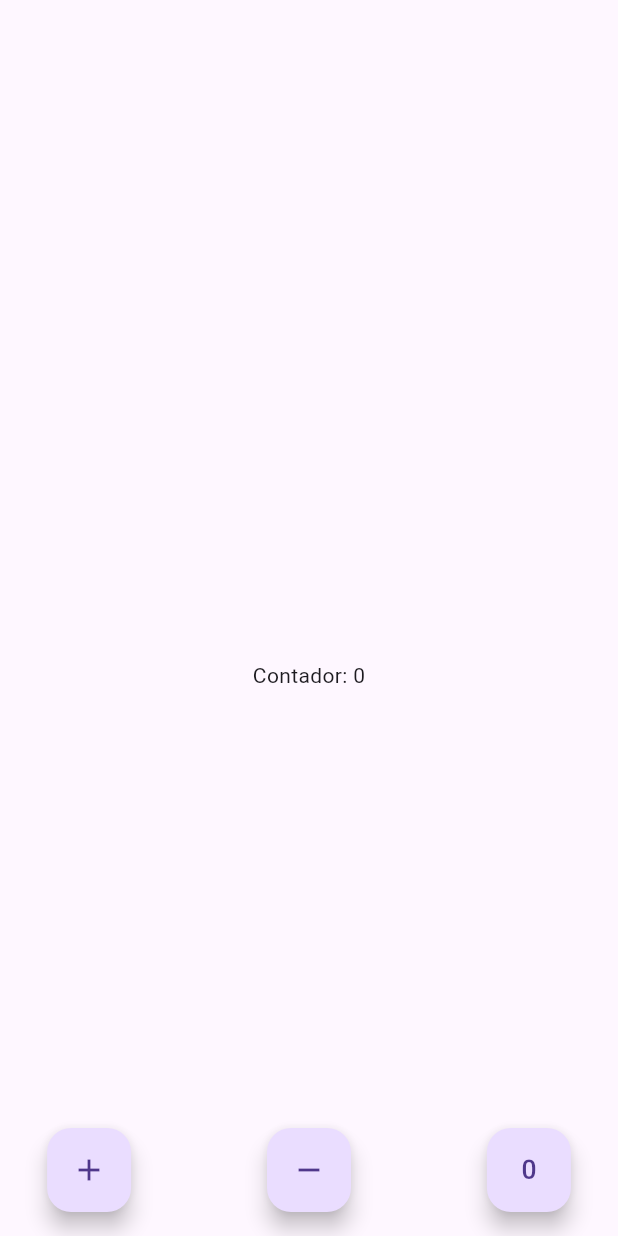
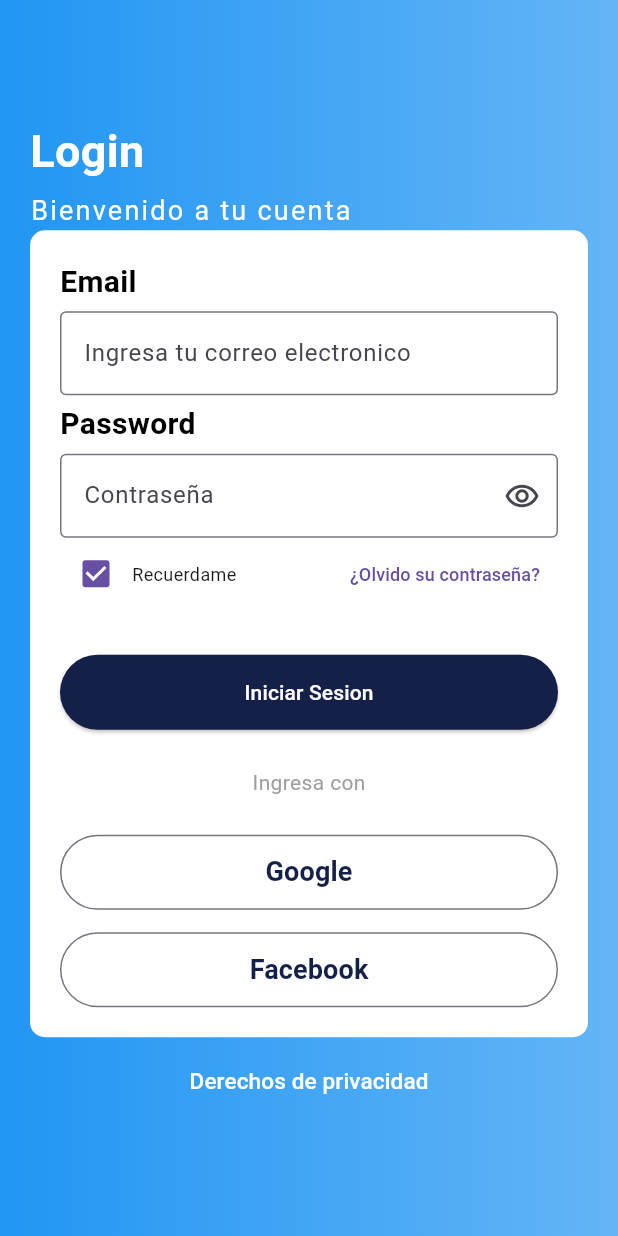
Before and after one commit to RickMMC/counter_test1, a Flutter app: the screen it shows after launch, on a phone screen of 412 x 824 dp. Run offline on Flutter 3.47's test engine with Material 3 defaults, Android fonts, the phone set to English and light mode, and no system bars.

Commit message:
pantalla login

```diff
--- a/lib/main.dart
+++ b/lib/main.dart
@@ -1,4 +1,5 @@
 import 'package:counter_test/pages/home_page.dart';
+import 'package:counter_test/pages/login_page.dart';
 import 'package:flutter/material.dart';
 
 void main() => runApp(const MyApp());
@@ -10,7 +11,7 @@ class MyApp extends StatelessWidget {
   Widget build(BuildContext context) {
     return const MaterialApp(
       title: 'Material App',
-      home: HomePage(),
+      home: LoginPage(),
     );
   }
 }
--- a/lib/pages/home_page.dart
+++ b/lib/pages/home_page.dart
@@ -15,13 +15,13 @@ class _HomePageState extends State<HomePage> {
     return Scaffold(
       appBar: AppBar(
         centerTitle: true,
-        title: const Text(""),
+        title: const Text("Ricardo Magaña Calva"),
       ),
       body: Center(
           child: Column(
         mainAxisAlignment: MainAxisAlignment.center,
         children: [
-          const Text(''),
+          const Text('Hola desde pages'),
           Text("Contador: $cont"),
         ],
       )),
@@ -32,26 +32,26 @@ class _HomePageState extends State<HomePage> {
 
   Widget _crearBotones() {
     return Padding(
-      padding: EdgeInsets.symmetric(horizontal: 10),
+      padding: const EdgeInsets.symmetric(horizontal: 10),
       child: Row(
         mainAxisAlignment: MainAxisAlignment.spaceAround,
         children: [
           FloatingActionButton(
-            child: Icon(Icons.add),
+            child: const Icon(Icons.add),
             onPressed: () => _sumar(),
           ),
           const SizedBox(
             width: 5,
           ),
           FloatingActionButton(
-            child: Icon(Icons.remove),
+            child: const Icon(Icons.remove),
             onPressed: () => _restart(),
           ),
           const SizedBox(
             width: 5,
           ),
           FloatingActionButton(
-            child: Icon(Icons.exposure_zero),
+            child: const Icon(Icons.exposure_zero),
             onPressed: () => _reset(),
           ),
         ],
--- /dev/null
+++ b/lib/pages/login_page.dart
@@ -0,0 +1,300 @@
+import 'package:flutter/material.dart';
+
+class LoginPage extends StatefulWidget {
+  const LoginPage({super.key});
+
+  @override
+  State<LoginPage> createState() => _LoginPageState();
+}
+
+class _LoginPageState extends State<LoginPage> {
+  @override
+  Widget build(BuildContext context) {
+    return const Scaffold(
+      body: Stack(
+        children: [
+          Fondo(),
+          Contenido(),
+        ],
+      ),
+    );
+  }
+}
+
+class Fondo extends StatelessWidget {
+  const Fondo({super.key});
+
+  @override
+  Widget build(BuildContext context) {
+    return Container(
+      decoration: BoxDecoration(
+          gradient: LinearGradient(
+        colors: [Colors.blue.shade300, Colors.blue],
+        begin: Alignment.centerRight,
+        end: Alignment.centerLeft,
+      )),
+    );
+  }
+}
+
+class Contenido extends StatefulWidget {
+  const Contenido({super.key});
+
+  @override
+  State<Contenido> createState() => _ContenidoState();
+}
+
+class _ContenidoState extends State<Contenido> {
+  @override
+  Widget build(BuildContext context) {
+    return const Padding(
+      padding: EdgeInsets.symmetric(horizontal: 20),
+      child: Column(
+        mainAxisAlignment: MainAxisAlignment.center,
+        crossAxisAlignment: CrossAxisAlignment.start,
+        children: [
+          Text(
+            'Login',
+            style: TextStyle(
+              color: Colors.white,
+              fontWeight: FontWeight.bold,
+              fontSize: 30,
+            ),
+          ),
+          SizedBox(
+            height: 5,
+          ),
+          Text(
+            'Bienvenido a tu cuenta',
+            style: TextStyle(
+              color: Colors.white,
+              fontSize: 18,
+              letterSpacing: 1.5,
+            ),
+          ),
+          Datos(),
+          SizedBox(
+            height: 5,
+          ),
+          Privacidad(),
+        ],
+      ),
+    );
+  }
+}
+
+class Datos extends StatefulWidget {
+  const Datos({super.key});
+
+  @override
+  State<Datos> createState() => _DatosState();
+}
+
+class _DatosState extends State<Datos> {
+  bool showPassword = true;
+
+  @override
+  Widget build(BuildContext context) {
+    return Container(
+      padding: const EdgeInsets.all(20),
+      decoration: BoxDecoration(
+        borderRadius: BorderRadius.circular(10),
+        color: Colors.white,
+      ),
+      child: Column(
+        crossAxisAlignment: CrossAxisAlignment.start,
+        children: [
+          const Text(
+            'Email',
+            style: TextStyle(
+              color: Colors.black,
+              fontWeight: FontWeight.bold,
+              fontSize: 20,
+            ),
+          ),
+          const SizedBox(
+            height: 5,
+          ),
+          TextFormField(
+            keyboardType: TextInputType.emailAddress,
+            decoration: const InputDecoration(
+              border: OutlineInputBorder(),
+              hintText: 'Ingresa tu correo electronico',
+            ),
+          ),
+          const SizedBox(
+            height: 5,
+          ),
+          const Text(
+            'Password',
+            style: TextStyle(
+              color: Colors.black,
+              fontWeight: FontWeight.bold,
+              fontSize: 20,
+            ),
+          ),
+          const SizedBox(
+            height: 5,
+          ),
+          TextFormField(
+            obscureText: showPassword,
+            decoration: InputDecoration(
+              border: const OutlineInputBorder(),
+              hintText: 'Contraseña',
+              suffixIcon: IconButton(
+                icon: const Icon(Icons.remove_red_eye_outlined),
+                onPressed: () => {
+                  setState(() {
+                    showPassword == true
+                        ? showPassword = true
+                        : showPassword = false;
+                  }),
+                },
+              ),
+            ),
+          ),
+          const Remember(),
+          const SizedBox(
+            height: 30,
+          ),
+          const Botones(),
+        ],
+      ),
+    );
+  }
+}
+
+class Remember extends StatefulWidget {
+  const Remember({super.key});
+
+  @override
+  State<Remember> createState() => _RememberState();
+}
+
+class _RememberState extends State<Remember> {
+  bool ischecked = true;
+
+  @override
+  Widget build(BuildContext context) {
+    return Row(
+      children: [
+        Checkbox(
+            value: ischecked,
+            onChanged: (value) => {
+                  setState(() => ischecked == false
+                      ? ischecked = true
+                      : ischecked = false),
+                }),
+        const Text(
+          'Recuerdame',
+          style: TextStyle(fontSize: 12),
+        ),
+        const Spacer(),
+        TextButton(
+            onPressed: () => {},
+            child: const Text(
+              '¿Olvido su contraseña?',
+              style: TextStyle(fontSize: 12),
+            )),
+      ],
+    );
+  }
+}
+
+class Botones extends StatelessWidget {
+  const Botones({super.key});
+
+  @override
+  Widget build(BuildContext context) {
+    return Column(
+      children: [
+        SizedBox(
+          width: double.infinity,
+          height: 50,
+          child: ElevatedButton(
+            onPressed: () => {},
+            style: ButtonStyle(
+              backgroundColor: MaterialStateProperty.all<Color>(
+                const Color(0xff142047),
+              ),
+            ),
+            child: const Text('Iniciar Sesion',
+                style: TextStyle(color: Colors.white)),
+          ),
+        ),
+        const SizedBox(
+          height: 25,
+          width: double.infinity,
+        ),
+        const Text(
+          "Ingresa con",
+          style: TextStyle(
+            color: Colors.grey,
+          ),
+        ),
+        const SizedBox(
+          height: 25,
+          width: double.infinity,
+        ),
+        SizedBox(
+          width: double.infinity,
+          height: 50,
+          child: OutlinedButton(
+              onPressed: () {},
+              child: const Text('Google',
+                  style: TextStyle(
+                    color: Color(0xff142047),
+                    fontWeight: FontWeight.bold,
+                    fontSize: 18,
+                  ))),
+        ),
+        const SizedBox(
+          height: 15,
+          width: double.infinity,
+        ),
+        SizedBox(
+          width: double.infinity,
+          height: 50,
+          child: OutlinedButton(
+            onPressed: () => {},
+            child: const Text(
+              'Facebook',
+              style: TextStyle(
+                color: Color(0xff142047),
+                fontWeight: FontWeight.bold,
+                fontSize: 18,
+              ),
+            ),
+          ),
+        ),
+      ],
+    );
+  }
+}
+
+class Privacidad extends StatefulWidget {
+  const Privacidad({super.key});
+
+  @override
+  State<Privacidad> createState() => _PrivacidadState();
+}
+
+class _PrivacidadState extends State<Privacidad> {
+  @override
+  Widget build(BuildContext context) {
+    return Center(
+      child: Column(
+        children: [
+          TextButton(
+            onPressed: () => {},
+            child: const Text('Derechos de privacidad',
+                style: TextStyle(
+                  fontSize: 15,
+                  color: Colors.white,
+                )),
+          ),
+        ],
+      ),
+    );
+  }
+}
```
